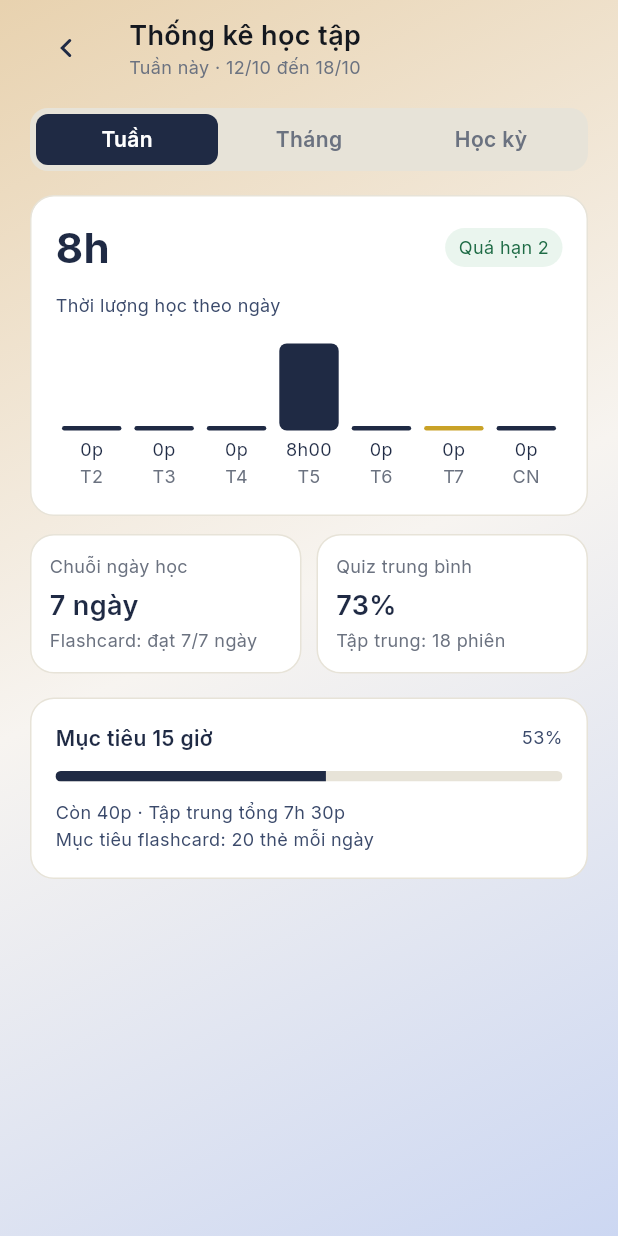
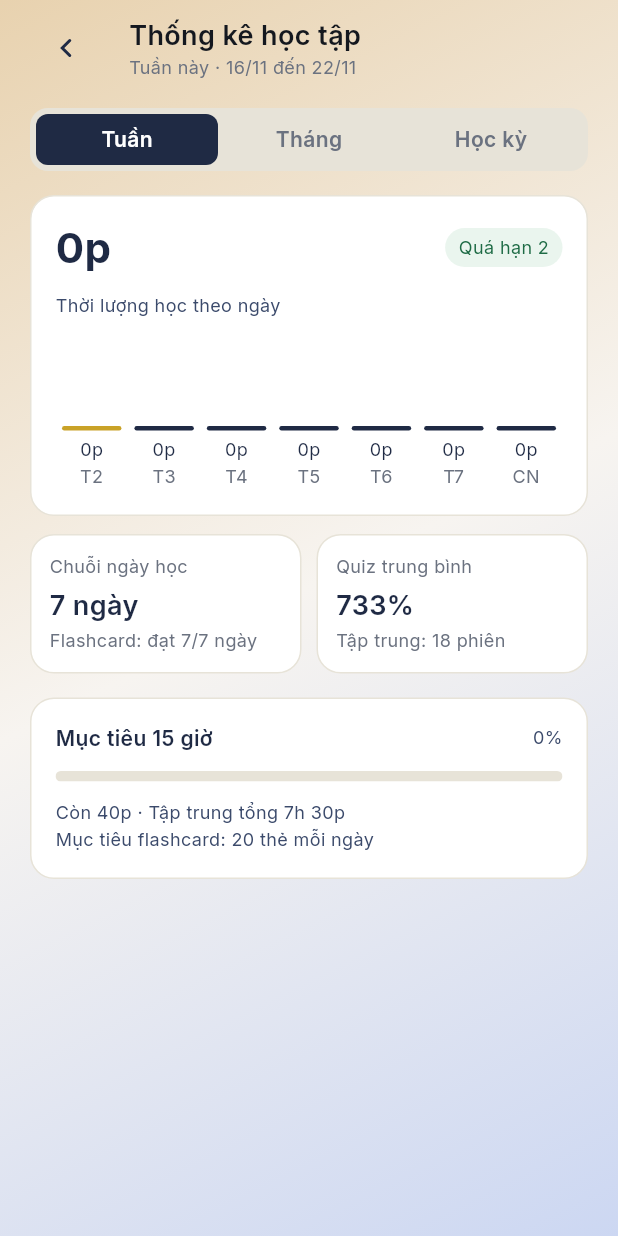
Before and after one commit to Rian-09/vstudy_app_vku, a Flutter app: the StatsNavigationHost widget shown alone on an empty page, opened directly, after a tap on "Thống kê học tập", on a phone screen of 412 x 824 dp. Run offline on Flutter 3.47's test engine with Material 3 defaults, Android fonts, the phone set to English and light mode, and no system bars; our stand-ins replace connectivity_plus, drift, drift_flutter, flutter_local_notifications, flutter_riverpod, flutter_svg and 5 more; missing offline and left inert: google_mlkit_text_recognition, pdfx; accounts and stored records are empty; generated files the repository leaves out were written again.

Commit message:
feat(progress): use current dates and normalize quiz scores

```diff
--- a/lib/features/progress/data/datasources/stats_service.dart
+++ b/lib/features/progress/data/datasources/stats_service.dart
@@ -25,9 +25,17 @@ class StatsService {
     _dailyGoalMinutes = value.clamp(30, 240);
   }
 
-  static final weekStart = DateTime(2026, 10, 12);
-  static final month = DateTime(2026, 10);
-  static const selectedMonthDay = 14;
+  static DateTime get weekStart {
+    final now = DateTime.now();
+    return DateTime(now.year, now.month, now.day - (now.weekday - 1));
+  }
+
+  static DateTime get month {
+    final now = DateTime.now();
+    return DateTime(now.year, now.month);
+  }
+
+  static int get selectedMonthDay => DateTime.now().day;
   static const weeklyGoalMinutes = 15 * 60;
   static const todayStudyMinutes = 100;
   static const goalDaysMetThisWeek = 5;
@@ -270,13 +278,16 @@ class StatsService {
   int get weeklyFocusTotalMinutes =>
       weeklyFocusMinutes.fold(0, (total, minutes) => total + minutes);
 
-  List<StudyDayStat> get monthDays => List.generate(31, (index) {
+  List<StudyDayStat> get monthDays => List.generate(
+    DateTime(month.year, month.month + 1, 0).day,
+    (index) {
     final day = index + 1;
     return StudyDayStat(
       date: DateTime(month.year, month.month, day),
       minutes: _studyMinutesForDate(DateTime(month.year, month.month, day)),
     );
-  });
+    },
+  );
 
   List<StudyDayStat> get studiedMonthDays =>
       monthDays.where((day) => day.minutes > 0).toList(growable: false);
@@ -295,7 +306,8 @@ class StatsService {
     if (results.isEmpty) return 0;
     final average = results.fold<double>(
           0,
-          (total, result) => total + result.score,
+          (total, result) =>
+              total + (result.score <= 10 ? result.score * 10 : result.score),
         ) /
         results.length;
     return (average * 10).round();
@@ -404,8 +416,11 @@ class StatsService {
         .toList();
     _remoteAverageQuizScore = scores.isEmpty
         ? null
-        : (scores.reduce((first, second) => first + second) / scores.length)
-              .round();
+        : scores
+              .map((score) => score <= 10 ? score * 10 : score)
+              .reduce((first, second) => first + second)
+              .round() ~/
+          scores.length;
     for (final raw in documentProgressRows as List) {
       final row = Map<String, dynamic>.from(raw);
       final document = row['documents'];
--- a/lib/features/progress/domain/usecases/stats_usecases.dart
+++ b/lib/features/progress/domain/usecases/stats_usecases.dart
@@ -29,7 +29,7 @@ class StatsUseCases {
 
   static DateTime get weekStart => data.StatsService.weekStart;
   static DateTime get month => data.StatsService.month;
-  static const selectedMonthDay = data.StatsService.selectedMonthDay;
+  static int get selectedMonthDay => data.StatsService.selectedMonthDay;
   static const weeklyGoalMinutes = data.StatsService.weeklyGoalMinutes;
   static const todayStudyMinutes = data.StatsService.todayStudyMinutes;
   static const goalDaysMetThisWeek = data.StatsService.goalDaysMetThisWeek;
--- a/lib/features/progress/presentation/screens/day_detail_screen.dart
+++ b/lib/features/progress/presentation/screens/day_detail_screen.dart
@@ -26,7 +26,7 @@ class _DayDetailScreenState extends State<DayDetailScreen> {
 
   String get _subtitle =>
       '${_selectedDate.day.toString().padLeft(2, '0')}/'
-      '${_selectedDate.month.toString().padLeft(2, '0')}/${_selectedDate.year} · Dữ liệu mẫu';
+      '${_selectedDate.month.toString().padLeft(2, '0')}/${_selectedDate.year} · Dữ liệu học tập';
 
   @override
   Widget build(BuildContext context) {
--- a/lib/features/progress/presentation/screens/stats_menu_screen.dart
+++ b/lib/features/progress/presentation/screens/stats_menu_screen.dart
@@ -30,7 +30,7 @@ class StatsNavigationHost extends StatelessWidget {
           '/error-analysis' => const ErrorAnalysisScreen(),
           '/exam-progress' => const ExamProgressScreen(),
           '/day-detail' => DayDetailScreen(
-            date: settings.arguments as DateTime? ?? DateTime(2026, 10, 14),
+            date: settings.arguments as DateTime? ?? DateTime.now(),
           ),
           '/placeholder' => StatsPlaceholderScreen(
             title: settings.arguments as String? ?? 'Đang phát triển',
--- a/lib/features/progress/presentation/screens/study_stats_screen.dart
+++ b/lib/features/progress/presentation/screens/study_stats_screen.dart
@@ -16,8 +16,8 @@ class StudyStatsScreen extends StatefulWidget {
 
 class _StudyStatsScreenState extends State<StudyStatsScreen> {
   StatsPeriod _period = StatsPeriod.week;
-  final DateTime _selectedWeekDate = DateTime(2026, 10, 17);
-  final DateTime _selectedMonthDate = DateTime(2026, 10, 14);
+  final DateTime _selectedWeekDate = DateTime.now();
+  final DateTime _selectedMonthDate = DateTime.now();
 
   StatsService get _stats => StatsService.instance;
 
@@ -26,10 +26,15 @@ class _StudyStatsScreenState extends State<StudyStatsScreen> {
   }
 
   String get _subtitle => switch (_period) {
-    StatsPeriod.week => 'Tuần này · 12/10 đến 18/10',
-    StatsPeriod.month => 'Tháng 10, 2026',
+    StatsPeriod.week =>
+      'Tuần này · ${_formatDate(StatsService.weekStart)} đến '
+          '${_formatDate(StatsService.weekStart.add(const Duration(days: 6)))}',
+    StatsPeriod.month => 'Tháng ${StatsService.month.month}, ${StatsService.month.year}',
     StatsPeriod.semester => 'Học kỳ 1 · 2026–2027',
   };
+
+  String _formatDate(DateTime date) =>
+      '${date.day.toString().padLeft(2, '0')}/${date.month.toString().padLeft(2, '0')}';
 
   @override
   Widget build(BuildContext context) {
```
Also changed, not shown: 1 other file.
